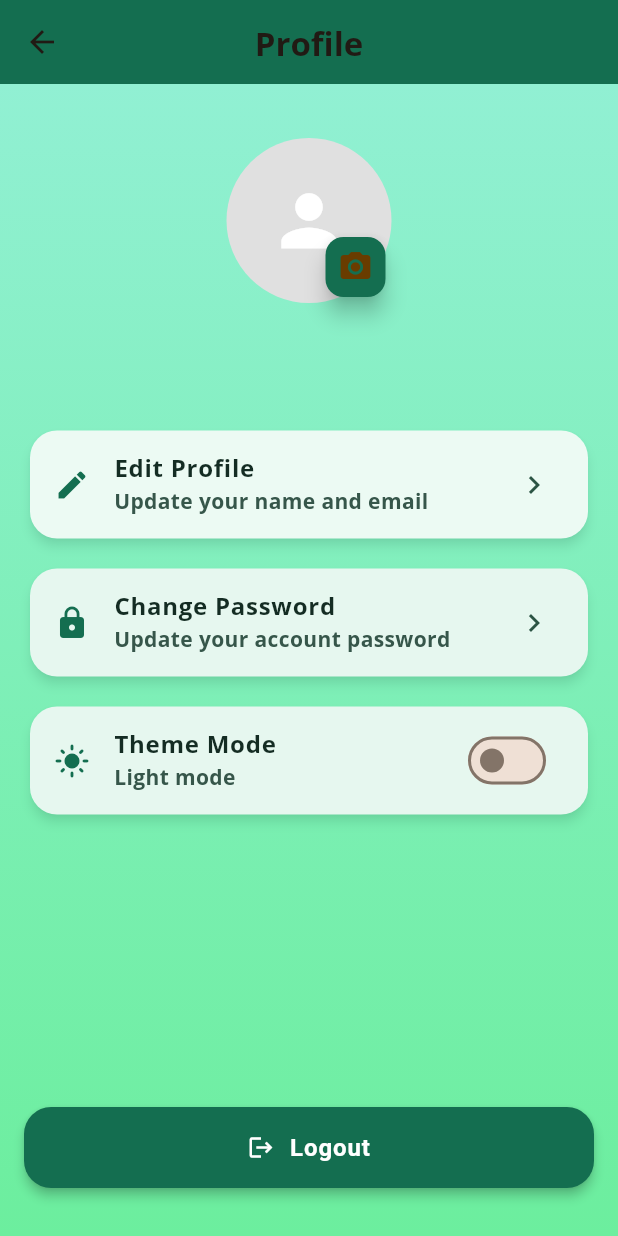
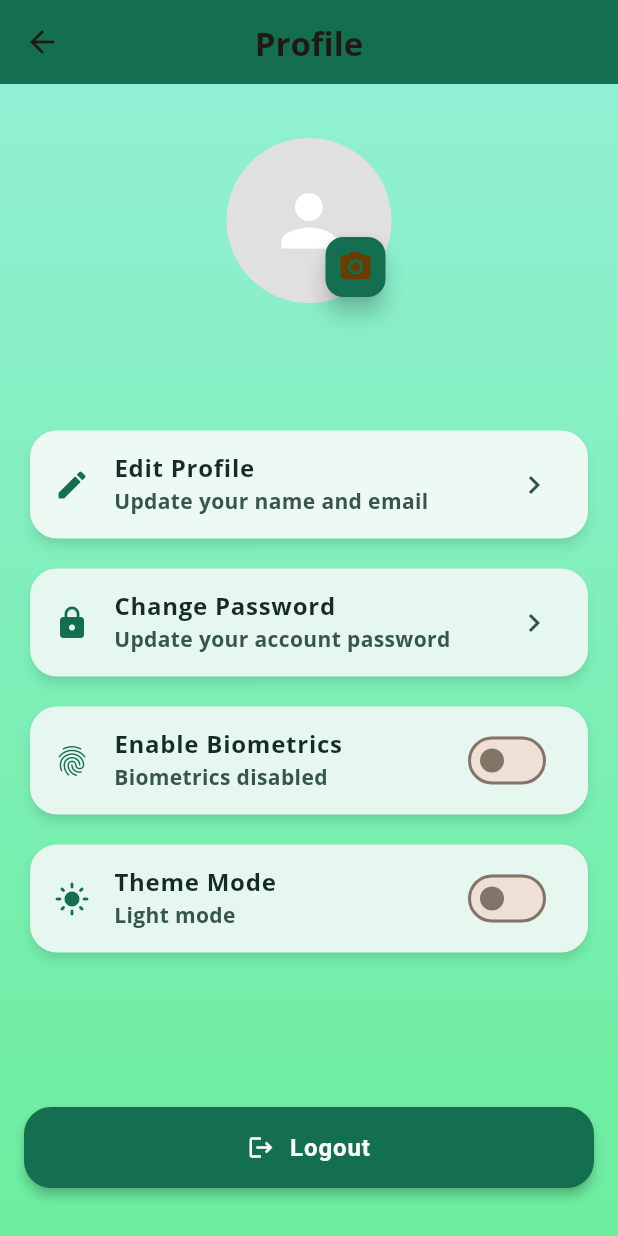
Before and after one commit to KIRAN10077/matchpoint, a Flutter app: the ProfileScreen screen opened directly, on a phone screen of 412 x 824 dp. Run offline on Flutter 3.47's test engine with Material 3 defaults, Android fonts, the phone set to English and light mode, and no system bars; our stand-ins replace connectivity_plus, dartz, dio, equatable, flutter_riverpod, flutter_secure_storage and 10 more; missing offline and left inert: dio_smart_retry, webview_flutter_android, webview_flutter_wkwebview; accounts and stored records are empty.

Commit message:
worked on profile page and theme toggle things

```diff
--- a/lib/features/bottom_screens/presentation/page/profile.dart
+++ b/lib/features/bottom_screens/presentation/page/profile.dart
@@ -1,8 +1,10 @@
 import 'package:matchpoint/features/auth/presentation/pages/signup_screen.dart';
 import 'dart:ui';
 import 'package:flutter/material.dart';
+import 'package:flutter/services.dart';
 import 'package:flutter_riverpod/flutter_riverpod.dart';
 import 'package:image_picker/image_picker.dart';
+import 'package:local_auth/local_auth.dart';
 import 'package:matchpoint/core/providers/profile_provider.dart';
 import 'package:matchpoint/core/providers/theme_mode_provider.dart';
 import 'package:matchpoint/core/services/storage/user_session_service.dart';
@@ -15,10 +17,98 @@ class ProfileScreen extends ConsumerStatefulWidget {
 }
 
 class _ProfileScreenState extends ConsumerState<ProfileScreen> {
+  bool _biometricsEnabled = false;
+  final LocalAuthentication _localAuth = LocalAuthentication();
+
   @override
   void initState() {
     super.initState();
-    Future.microtask(() => ref.read(profileProvider.notifier).loadProfile());
+    Future.microtask(() {
+      ref.read(profileProvider.notifier).loadProfile();
+      final session = ref.read(userSessionServiceProvider);
+      if (!mounted) return;
+      setState(() {
+        _biometricsEnabled = session.isBiometricsEnabled();
+      });
+    });
+  }
+
+  Future<void> _onBiometricsToggle(
+    UserSessionService session,
+    bool value,
+  ) async {
+    if (!value) {
+      setState(() {
+        _biometricsEnabled = false;
+      });
+      await session.setBiometricsEnabled(false);
+      _showSnack('Biometrics disabled');
+      return;
+    }
+
+    try {
+      final canCheck = await _localAuth.canCheckBiometrics;
+      final supported = await _localAuth.isDeviceSupported();
+      if (!canCheck || !supported) {
+        if (!mounted) return;
+        setState(() {
+          _biometricsEnabled = false;
+        });
+        _showSnack('Biometric authentication is not available on this device.');
+        return;
+      }
+
+      final availableBiometrics = await _localAuth.getAvailableBiometrics();
+      if (availableBiometrics.isEmpty) {
+        if (!mounted) return;
+        setState(() {
+          _biometricsEnabled = false;
+        });
+        _showSnack('No biometrics are enrolled on this device.');
+        return;
+      }
+
+      final authenticated = await _localAuth.authenticate(
+        localizedReason: 'Authenticate to enable biometric login',
+        options: const AuthenticationOptions(
+          biometricOnly: true,
+          stickyAuth: true,
+        ),
+      );
+
+      if (!mounted) return;
+
+      if (!authenticated) {
+        setState(() {
+          _biometricsEnabled = false;
+        });
+        _showSnack('Biometric verification cancelled.');
+        return;
+      }
+
+      setState(() {
+        _biometricsEnabled = true;
+      });
+      await session.setBiometricsEnabled(true);
+      _showSnack('Biometrics enabled successfully.');
+    } on PlatformException {
+      if (!mounted) return;
+      setState(() {
+        _biometricsEnabled = false;
+      });
+      _showSnack('Unable to enable biometrics right now.');
+    }
+  }
+
+  void _showSnack(String message) {
+    if (!mounted) return;
+    ScaffoldMessenger.of(context).hideCurrentSnackBar();
+    ScaffoldMessenger.of(context).showSnackBar(
+      SnackBar(
+        content: Text(message),
+        behavior: SnackBarBehavior.floating,
+      ),
+    );
   }
 
   @override
@@ -234,6 +324,45 @@ class _ProfileScreenState extends ConsumerState<ProfileScreen> {
                 color: cardColor,
                 child: ListTile(
                   leading: Icon(
+                    _biometricsEnabled ? Icons.fingerprint : Icons.fingerprint_outlined,
+                    color: iconColor,
+                  ),
+                  title: Text(
+                    "Enable Biometrics",
+                    style: TextStyle(
+                      fontWeight: FontWeight.w700,
+                      color: titleColor,
+                    ),
+                  ),
+                  subtitle: Text(
+                    _biometricsEnabled ? "Biometrics enabled" : "Biometrics disabled",
+                    style: TextStyle(
+                      color: subtitleColor,
+                    ),
+                  ),
+                  trailing: Switch(
+                    value: _biometricsEnabled,
+                    onChanged: (value) async {
+                      await _onBiometricsToggle(session, value);
+                    },
+                    activeThumbColor: iconColor,
+                  ),
+                ),
+              ),
+
+              const SizedBox(height: 12),
+
+              Card(
+                elevation: 3,
+                shadowColor: isDarkTheme
+                    ? Colors.black26
+                    : const Color.fromARGB(70, 16, 94, 67),
+                shape: RoundedRectangleBorder(
+                  borderRadius: BorderRadius.circular(18),
+                ),
+                color: cardColor,
+                child: ListTile(
+                  leading: Icon(
                     isDarkMode ? Icons.dark_mode : Icons.light_mode,
                     color: iconColor,
                   ),
@@ -255,7 +384,7 @@ class _ProfileScreenState extends ConsumerState<ProfileScreen> {
                     onChanged: (_) {
                       ref.read(themeModeProvider.notifier).toggle();
                     },
-                    activeColor: iconColor,
+                    activeThumbColor: iconColor,
                   ),
                 ),
               ),
@@ -299,7 +428,9 @@ class _ProfileScreenState extends ConsumerState<ProfileScreen> {
                     final shouldLogout = await _showLogoutConfirmation(context);
                     if (!shouldLogout) return;
 
-                    await session.clearSession();
+                    await session.clearSession(
+                      preserveBiometricLogin: session.isBiometricsEnabled(),
+                    );
                     ref.read(profileProvider.notifier).clear();
                     if (!mounted) return;
                     navigator.pushReplacement(
```
